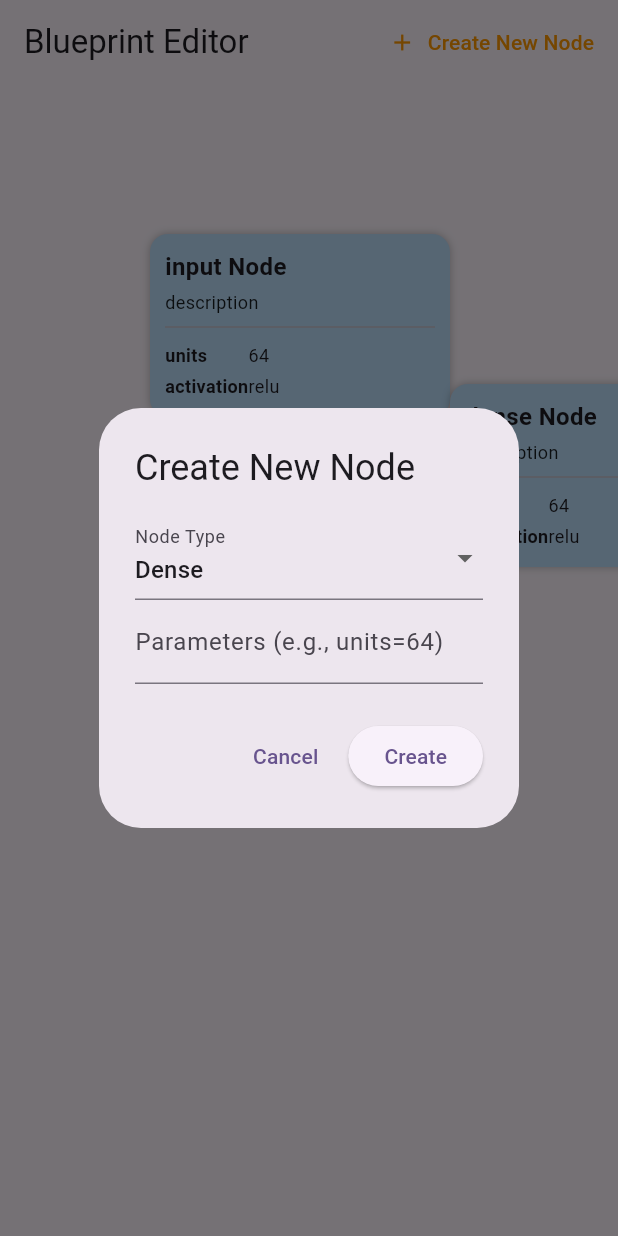
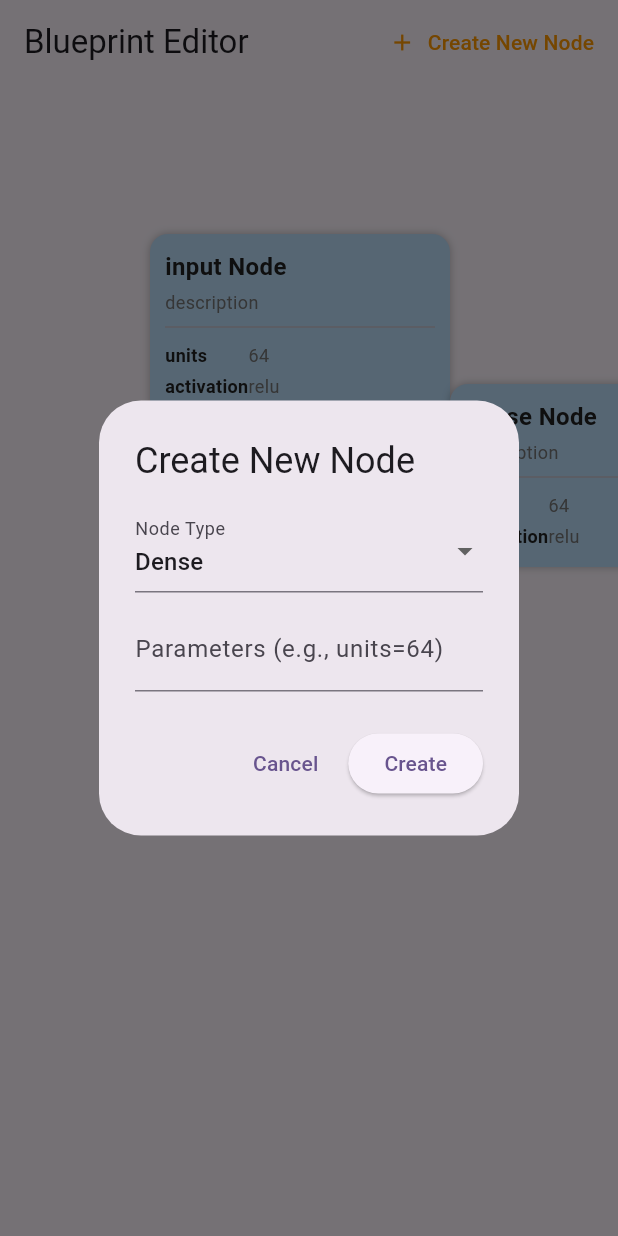
Before and after one commit to tensor-v/tensorV, a Flutter app: the screen it shows after launch, after a tap on "Create New Node", on a phone screen of 412 x 824 dp. Run offline on Flutter 3.47's test engine with Material 3 defaults, Android fonts, the light colour scheme and no system bars.

Commit message:
create node_edit

```diff
--- a/lib/canvas_page.dart
+++ b/lib/canvas_page.dart
@@ -1,5 +1,6 @@
 import 'package:flutter/material.dart';
 import 'layer_node.dart';
+import 'node_edit.dart';
 
 class CanvasPage extends StatefulWidget {
   const CanvasPage({super.key});
@@ -27,55 +28,14 @@ class _CanvasPageState extends State<CanvasPage> {
 
     showDialog(
       context: context,
-      builder: (context) {
-        return AlertDialog(
-          title: const Text('Create New Node'),
-          content: Column(
-            mainAxisSize: MainAxisSize.min,
-            children: [
-              DropdownButtonFormField<String>(
-                value: selectedType,
-                decoration: const InputDecoration(labelText: 'Node Type'),
-                items: ['Dense', 'Conv2D', 'Dropout']
-                    .map((type) => DropdownMenuItem(
-                  value: type,
-                  child: Text(type),
-                ))
-                    .toList(),
-                onChanged: (value) {
-                  selectedType = value!;
-                },
-              ),
-              TextField(
-                controller: paramController,
-                decoration: const InputDecoration(
-                  labelText: 'Parameters (e.g., units=64)',
-                ),
-              ),
-            ],
-          ),
-          actions: [
-            TextButton(
-              onPressed: () {
-                Navigator.of(context).pop(); // 닫기
-              },
-              child: const Text('Cancel'),
-            ),
-            ElevatedButton(
-              onPressed: () {
-                // 나중에 이 부분에서 노드 추가 로직 넣을 수 있음
-                String nodeType = selectedType;
-                String params = paramController.text;
-
-                // print("[DEBUG] Node Type: $nodeType, Params: $params");
-
-                Navigator.of(context).pop(); // 닫기
-              },
-              child: const Text('Create'),
-            ),
-          ],
-        );
-      },
+      builder: (_) => NodeEditDialog(
+        initialType: 'Dense',
+        initialParams: '',
+        onConfirm: (type, params) {
+          // 여기에 노드 추가 로직 작성
+          print('New node: $type with $params');
+        },
+      ),
     );
   }
 
--- a/lib/layer_node.dart
+++ b/lib/layer_node.dart
@@ -39,13 +39,14 @@ class DraggableNode extends StatelessWidget {
               style: const TextStyle(
                 fontWeight: FontWeight.bold,
                 fontSize: 16,
+                color: AppColors.textPrimary,
               ),
             ),
             const SizedBox(height: 4),
             // 설명
             Text(
               description,
-              style: const TextStyle(fontSize: 12, color: Colors.black87),
+              style: const TextStyle(fontSize: 12, color: AppColors.textSecondary),
             ),
             const Divider(),
             // 파라미터 테이블
@@ -62,14 +63,14 @@ class DraggableNode extends StatelessWidget {
                       padding: const EdgeInsets.symmetric(vertical: 2),
                       child: Text(
                         entry.key,
-                        style: const TextStyle(fontSize: 12, fontWeight: FontWeight.w600),
+                        style: const TextStyle(fontSize: 12, fontWeight: FontWeight.w600, color: AppColors.textPrimary),
                       ),
                     ),
                     Padding(
                       padding: const EdgeInsets.symmetric(vertical: 2),
                       child: Text(
                         entry.value.toString(),
-                        style: const TextStyle(fontSize: 12),
+                        style: const TextStyle(fontSize: 12, color: AppColors.textSecondary),
                       ),
                     ),
                   ],
--- /dev/null
+++ b/lib/node_edit.dart
@@ -0,0 +1,84 @@
+import 'package:flutter/material.dart';
+
+class NodeEditDialog extends StatefulWidget {
+  final String initialType;
+  final String initialParams;
+  final void Function(String type, String params) onConfirm;
+
+  const NodeEditDialog({
+    super.key,
+    required this.initialType,
+    required this.initialParams,
+    required this.onConfirm,
+  });
+
+  @override
+  State<NodeEditDialog> createState() => _NodeEditDialogState();
+}
+
+class _NodeEditDialogState extends State<NodeEditDialog> {
+  late String selectedType;
+  late TextEditingController paramController;
+
+  @override
+  void initState() {
+    super.initState();
+    selectedType = widget.initialType;
+    paramController = TextEditingController(text: widget.initialParams);
+  }
+
+  @override
+  void dispose() {
+    paramController.dispose();
+    super.dispose();
+  }
+
+  @override
+  Widget build(BuildContext context) {
+    return AlertDialog(
+      title: const Text('Create New Node'),
+      content: Column(
+        mainAxisSize: MainAxisSize.min,
+        children: [
+          DropdownButtonFormField<String>(
+            value: selectedType,
+            decoration: const InputDecoration(labelText: 'Node Type'),
+            items: ['Dense', 'Conv2D', 'Dropout']
+                .map((type) => DropdownMenuItem(
+              value: type,
+              child: Text(type),
+            ))
+                .toList(),
+            onChanged: (value) {
+              if (value != null) {
+                setState(() {
+                  selectedType = value;
+                });
+              }
+            },
+          ),
+          const SizedBox(height: 10),
+          TextField(
+            controller: paramController,
+            decoration: const InputDecoration(
+              labelText: 'Parameters (e.g., units=64)',
+            ),
+          ),
+        ],
+      ),
+      actions: [
+        TextButton(
+          onPressed: () => Navigator.of(context).pop(), // Cancel
+          child: const Text('Cancel'),
+        ),
+        ElevatedButton(
+          onPressed: () {
+            widget.onConfirm(selectedType, paramController.text);
+            Navigator.of(context).pop();
+          },
+          child: const Text('Create'),
+        ),
+      ],
+    );
+  }
+}
```
